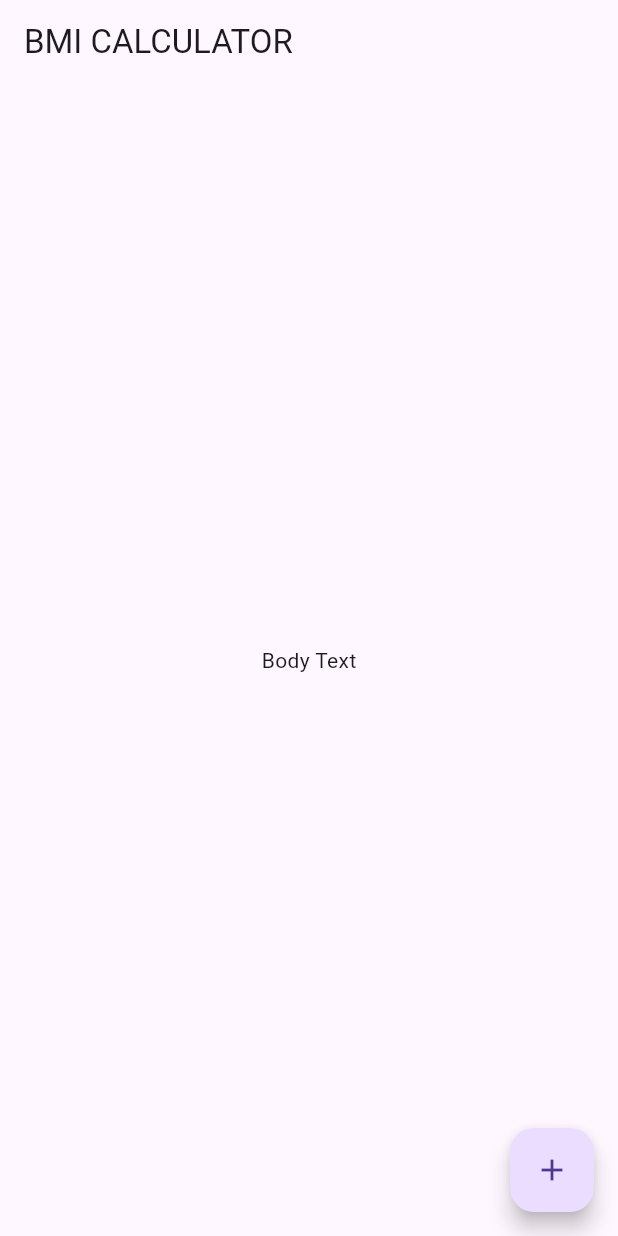
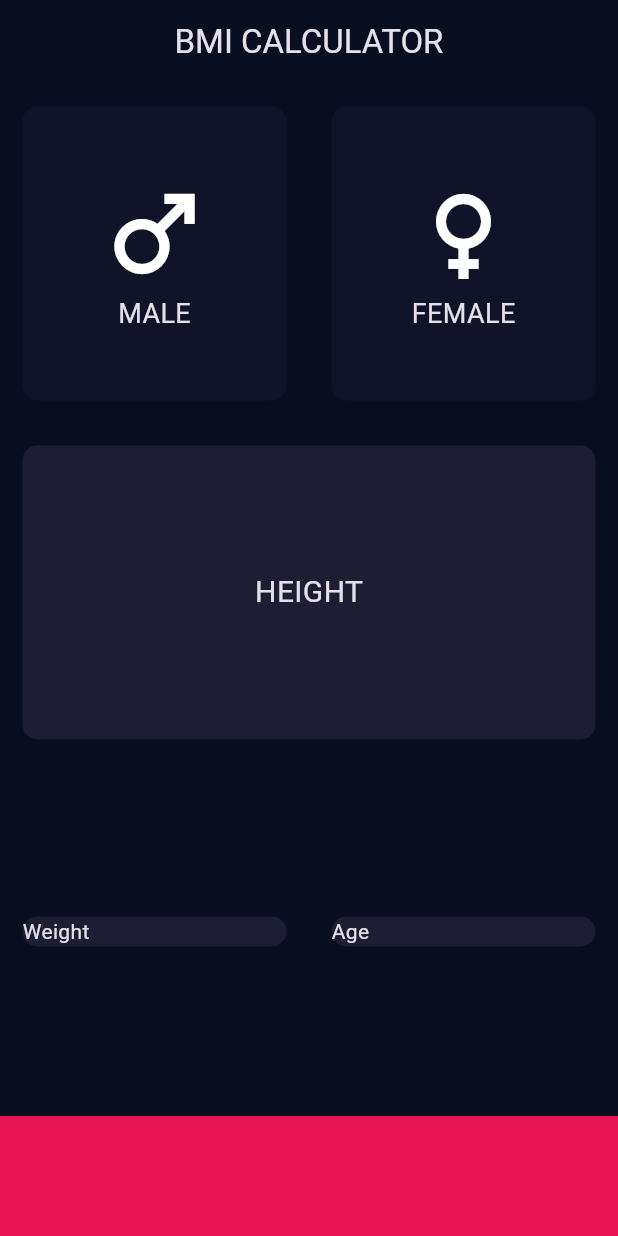
Before and after one commit to aezakmi7/bmi-calculator-flutter, a Flutter app: the screen it shows after launch, on a phone screen of 412 x 824 dp. Run offline on Flutter 3.47's test engine with Material 3 defaults, Android fonts, the phone set to English and light mode, and no system bars.

Commit message:
gender logic

```diff
--- /dev/null
+++ b/lib/data/constants.dart
@@ -0,0 +1,12 @@
+import 'package:flutter/material.dart';
+
+const double bottomContainerHeight = 80.0;
+const Color bottomContainerColor = Color(0xFFEB1555);
+
+const Color activeCardColor = Color(0xFF1D1E33);
+const Color inactiveCardColor = Color(0xFF111328);
+
+enum Gender {
+  male,
+  female,
+}
--- a/lib/main.dart
+++ b/lib/main.dart
@@ -1,3 +1,4 @@
+import 'package:bmi_calculator_flutter/screens/input_screen.dart';
 import 'package:flutter/material.dart';
 
 void main() => runApp(const BMICalculator());
@@ -7,34 +8,15 @@ class BMICalculator extends StatelessWidget {
 
   @override
   Widget build(BuildContext context) {
-    return const MaterialApp(
-      home: InputPage(),
+    return MaterialApp(
+      theme: ThemeData.dark().copyWith(
+        scaffoldBackgroundColor: const Color(0xFF0A0E21),
+        appBarTheme: const AppBarTheme(
+          backgroundColor: Color(0xFF0A0E21),
+        ),
+      ),
+      debugShowCheckedModeBanner: false,
+      home: const InputPage(),
     );
   }
 }
-
-class InputPage extends StatefulWidget {
-  const InputPage({super.key});
-
-  @override
-  // ignore: library_private_types_in_public_api
-  _InputPageState createState() => _InputPageState();
-}
-
-class _InputPageState extends State<InputPage> {
-  @override
-  Widget build(BuildContext context) {
-    return Scaffold(
-      appBar: AppBar(
-        title: const Text('BMI CALCULATOR'),
-      ),
-      body: const Center(
-        child: Text('Body Text'),
-      ),
-      floatingActionButton: FloatingActionButton(
-        onPressed: () {},
-        child: const Icon(Icons.add),
-      ),
-    );
-  }
-}
--- /dev/null
+++ b/lib/screens/input_screen.dart
@@ -0,0 +1,109 @@
+import 'package:bmi_calculator_flutter/data/constants.dart';
+import 'package:bmi_calculator_flutter/widgets/icon_widget.dart';
+import 'package:bmi_calculator_flutter/widgets/reusable_card.dart';
+import 'package:flutter/material.dart';
+
+class InputPage extends StatefulWidget {
+  const InputPage({super.key});
+
+  @override
+  // ignore: library_private_types_in_public_api
+  _InputPageState createState() => _InputPageState();
+}
+
+class _InputPageState extends State<InputPage> {
+  Gender? selectedGender;
+
+  @override
+  Widget build(BuildContext context) {
+    return Scaffold(
+      appBar: AppBar(
+        centerTitle: true,
+        title: const Text('BMI CALCULATOR'),
+      ),
+      body: Column(
+        children: [
+          Expanded(
+            child: Row(
+              children: [
+                Expanded(
+                  child: ReusableCard(
+                    onPress: () {
+                      setState(() {
+                        selectedGender = Gender.male;
+                      });
+                    },
+                    cardChild:
+                        const IconWidget(sexIcon: Icons.male, sex: 'MALE'),
+                    color: selectedGender == Gender.male
+                        ? activeCardColor
+                        : inactiveCardColor,
+                  ),
+                ),
+                Expanded(
+                  child: ReusableCard(
+                    onPress: () {
+                      setState(() {
+                        selectedGender = Gender.female;
+                      });
+                    },
+                    cardChild:
+                        const IconWidget(sexIcon: Icons.female, sex: 'FEMALE'),
+                    color: selectedGender == Gender.female
+                        ? activeCardColor
+                        : inactiveCardColor,
+                  ),
+                ),
+              ],
+            ),
+          ),
+          const Expanded(
+              child: Row(
+            children: [
+              Expanded(
+                child: ReusableCard(
+                  cardChild: Column(
+                    mainAxisAlignment: MainAxisAlignment.center,
+                    children: [
+                      Text(
+                        'HEIGHT',
+                        style: TextStyle(
+                          fontSize: 20.0,
+                        ),
+                      ),
+                    ],
+                  ),
+                  color: activeCardColor,
+                ),
+              ),
+            ],
+          )),
+          const Expanded(
+            child: Row(
+              children: [
+                Expanded(
+                  child: ReusableCard(
+                    cardChild: Text('Weight'),
+                    color: activeCardColor,
+                  ),
+                ),
+                Expanded(
+                  child: ReusableCard(
+                    cardChild: Text('Age'),
+                    color: activeCardColor,
+                  ),
+                ),
+              ],
+            ),
+          ),
+          Container(
+            color: bottomContainerColor,
+            margin: const EdgeInsets.only(top: 10),
+            width: double.infinity,
+            height: bottomContainerHeight,
+          ),
+        ],
+      ),
+    );
+  }
+}
--- /dev/null
+++ b/lib/widgets/icon_widget.dart
@@ -0,0 +1,29 @@
+import 'package:flutter/material.dart';
+
+class IconWidget extends StatelessWidget {
+  const IconWidget({
+    super.key,
+    required this.sexIcon,
+    required this.sex,
+  });
+
+  final IconData sexIcon;
+  final String sex;
+
+  @override
+  Widget build(BuildContext context) {
+    return Column(
+      mainAxisAlignment: MainAxisAlignment.center,
+      children: [
+        Icon(
+          sexIcon,
+          size: 80.0,
+        ),
+        Text(
+          sex,
+          style: const TextStyle(fontSize: 18),
+        )
+      ],
+    );
+  }
+}
--- /dev/null
+++ b/lib/widgets/reusable_card.dart
@@ -0,0 +1,30 @@
+import 'package:flutter/material.dart';
+
+class ReusableCard extends StatelessWidget {
+  const ReusableCard({
+    super.key,
+    required this.color,
+    required this.cardChild,
+    this.onPress,
+  });
+
+  final Color color;
+  final Widget cardChild;
+  final VoidCallback? onPress;
+
+  @override
+  Widget build(BuildContext context) {
+    return GestureDetector(
+      onTap: onPress,
+      child: Container(
+        margin: const EdgeInsets.all(15.0),
+        decoration: BoxDecoration(
+          borderRadius: BorderRadius.circular(10.0),
+          color: color,
+        ),
+        child: cardChild,
+      ),
+    );
+  }
+}
+//??
--- a/pubspec.yaml
+++ b/pubspec.yaml
@@ -35,6 +35,7 @@ dependencies:
   # The following adds the Cupertino Icons font to your application.
   # Use with the CupertinoIcons class for iOS style icons.
   cupertino_icons: ^1.0.6
+  google_fonts: ^6.2.1
 
 dev_dependencies:
   flutter_test:
```
Also changed, not shown: pubspec.lock, 1 other file.
